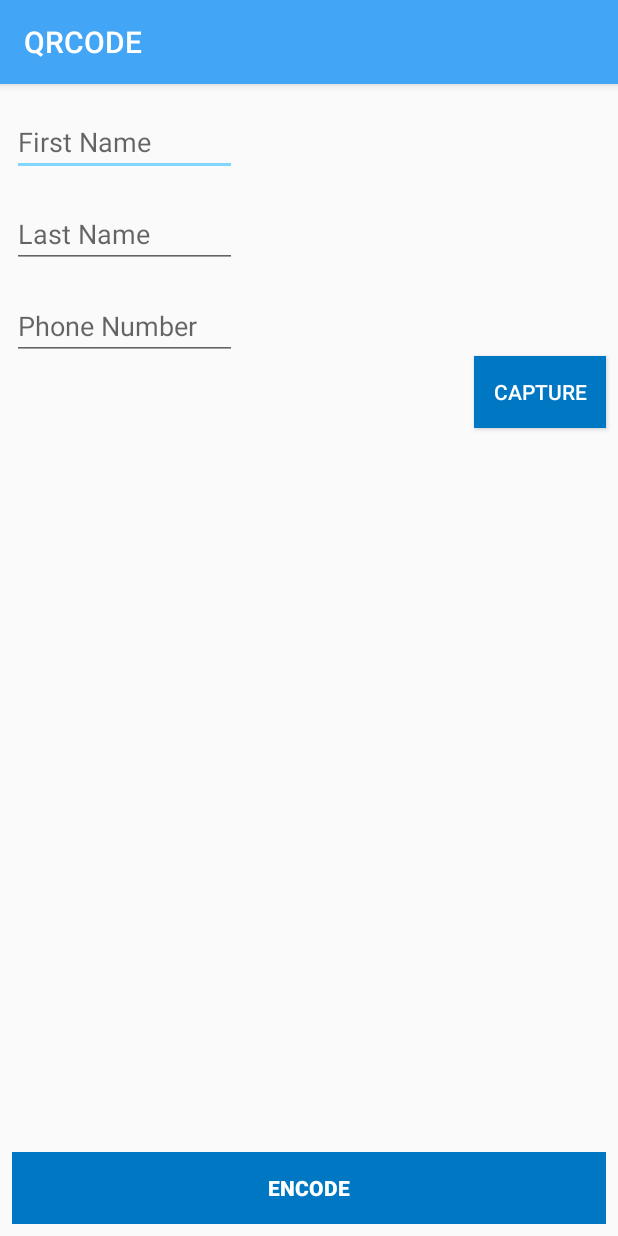
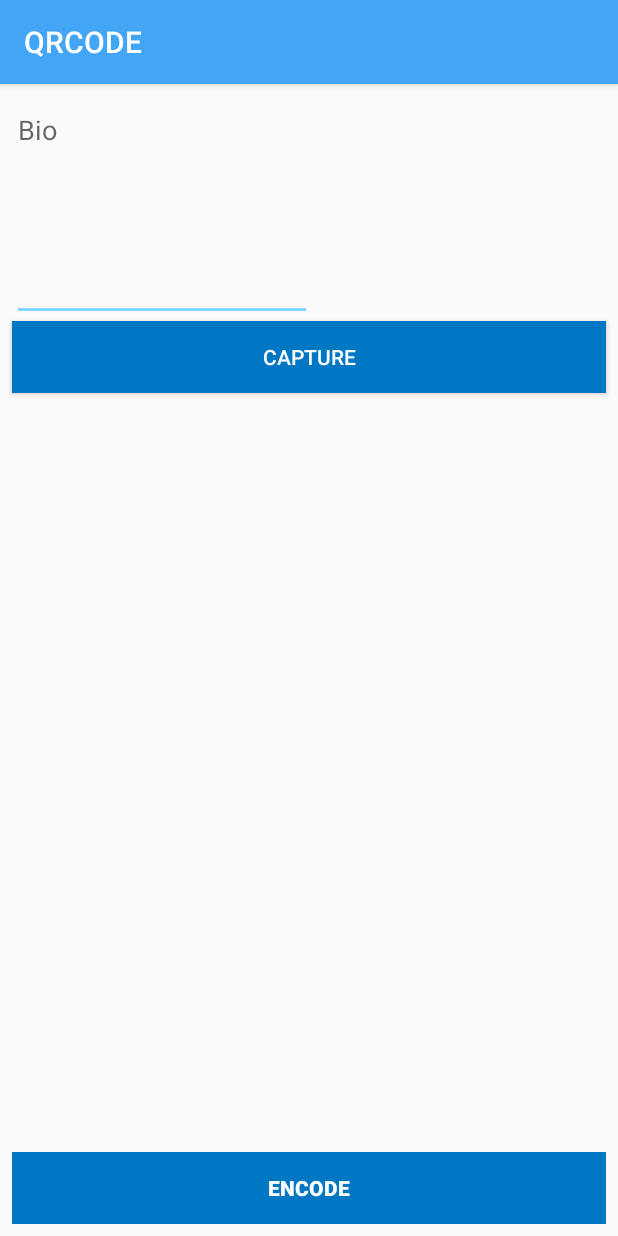
Before and after one commit to sfxdoluwasegun/seamfix-android-barcode-capture-demo-migration, an Android app: the EncodeActivity screen opened directly, with no data from a screen before it, on a phone screen of 412 x 824 dp. Run offline under Robolectric (Android 15) with nearby library versions, the phone set to English and light mode, and no system bars; libraries missing offline, so code that uses them is left out: com.google.firebase.ml, net.glxn.qrgen; 1 statement that could not run was skipped.

Commit message:
- Minor fixes #DSC-310

```diff
--- a/Seamcode/app/src/main/java/com/seamfix/qrcode/DecodeActivity.kt
+++ b/Seamcode/app/src/main/java/com/seamfix/qrcode/DecodeActivity.kt
@@ -37,7 +37,7 @@ class DecodeActivity : AppCompatActivity() {
 
     override fun onCreate(savedInstanceState: Bundle?) {
         super.onCreate(savedInstanceState)
-        setContentView(R.layout.activity_camera)
+        setContentView(R.layout.activity_decode)
 
         // Obtain instance of Camera, and set it's LifeCycle owner i.e When the DecodeActivity, is destroyed, the Camera is also destroyed
         val camera = findViewById<CameraView>(R.id.camera)
--- a/Seamcode/app/src/main/java/com/seamfix/qrcode/EncodeActivity.kt
+++ b/Seamcode/app/src/main/java/com/seamfix/qrcode/EncodeActivity.kt
@@ -10,7 +10,6 @@ import android.provider.MediaStore
 import androidx.core.content.FileProvider
 import androidx.appcompat.app.AppCompatActivity
 import android.util.Log
-import android.view.View
 import android.widget.*
 import com.google.android.gms.tasks.Tasks
 import com.google.firebase.ml.vision.FirebaseVision
@@ -38,25 +37,21 @@ class EncodeActivity : AppCompatActivity() {
         setContentView(R.layout.activity_encode)
 
         capturedImageImageView = findViewById(R.id.image)
+        val bioEditTextView = findViewById<EditText>(R.id.bio_editText)
         val qrCodeImageView = findViewById<ImageView>(R.id.qrcode_bitmap)
-        val captureTextview = findViewById<TextView>(R.id.capture_button)
+        val captureTextView = findViewById<TextView>(R.id.capture_button)
         val encodeButton = findViewById<Button>(R.id.encode_button)
 
-        captureTextview.setOnClickListener {
+        captureTextView.setOnClickListener {
             captureFace()
         }
 
         encodeButton.setOnClickListener {
 
             // Get Users Credentials
-            val viewCount = parent_layout.childCount
             val listOfCredentials = mutableListOf<String>()
-            for (position in 0..viewCount) {
-                val view = parent_layout.getChildAt(position)
-                if (view is EditText) {
-                    listOfCredentials.add(view.text.toString())
-                }
-            }
+            val bioData = bioEditTextView.text.toString().split(Regex.fromLiteral("\n"))
+            listOfCredentials.addAll(bioData)
 
             // Convert Bitmap to Bas64
             listOfCredentials.add(compressedCapturedImage.toBase64(100))
@@ -72,7 +67,7 @@ class EncodeActivity : AppCompatActivity() {
 
             qrCodeImageView.setImageBitmap(qrCode)
 
-            qrCode.addPhotoToGallery(this, firstname_editText.text.toString())
+            qrCode.addPhotoToGallery(this, bio_editText.text.toString())
 
             Toast.makeText(this, "QR CODE SAVED", Toast.LENGTH_LONG).show()
 
@@ -106,7 +101,7 @@ class EncodeActivity : AppCompatActivity() {
     private fun detectFace(capturedImage: Bitmap) {
 
         // Show progress bar and disable encode button
-        progressBar.visibility = View.VISIBLE
+        capture_button.text = "PROCESSING"
         encode_button.isEnabled = false
 
         /* Run a Face detection operation on the fireBaseVisionImage, the compress, crop and resize the detected Face*/
@@ -122,7 +117,7 @@ class EncodeActivity : AppCompatActivity() {
 
                 // Hide progress bar, enable encode button and set compressedCapturedImage on the Image view
                 runOnUiThread {
-                    progressBar.visibility = View.INVISIBLE
+                    encode_button.text = "CAPTURE"
                     encode_button.isEnabled = true
                     capturedImageImageView.setImageBitmap(compressedCapturedImage)
                 }
--- a/Seamcode/app/src/main/java/com/seamfix/qrcode/ResultActivity.kt
+++ b/Seamcode/app/src/main/java/com/seamfix/qrcode/ResultActivity.kt
@@ -15,7 +15,7 @@ import com.seamfix.qrcode.callbacks.FaceMatchCallback
 import com.seamfix.qrcode.rest.FaceMatchClient
 import com.seamfix.qrcode.rest.FaceMatchService
 import com.seamfix.seamcode.R
-import kotlinx.android.synthetic.main.activity_decoded.*
+import kotlinx.android.synthetic.main.activity_result.*
 import retrofit2.Call
 import retrofit2.Callback
 import java.io.File
@@ -24,7 +24,6 @@ class ResultActivity : AppCompatActivity() {
 
     companion object {
         private const val CAMERA_REQUEST_CODE = 100
-        private const val FACE_MATCH_ENGINE_API_URL = "http://logs.seamfix.com:9293/pred_client/imagepred"
         private const val FACE_MATCH_ENGINE_API_KEY =
             "MOPTihS-DQkfDCNjMCzBM50QgZNC5giTU9apdw1Wr1kGWAm_Q43OzXn31NN5vHCHuR67hWwO3WRrRihxAr-V6w"
     }
@@ -38,7 +37,7 @@ class ResultActivity : AppCompatActivity() {
 
     override fun onCreate(savedInstanceState: Bundle?) {
         super.onCreate(savedInstanceState)
-        setContentView(R.layout.activity_decoded)
+        setContentView(R.layout.activity_result)
 
         val rawValue = intent.getStringExtra("value")
         val rawValues = rawValue.split(" ")
--- a/Seamcode/app/src/main/res/layout/activity_encode.xml
+++ b/Seamcode/app/src/main/res/layout/activity_encode.xml
@@ -8,58 +8,33 @@
                                                    android:id="@+id/parent_layout">
 
     <EditText
-        android:id="@+id/firstname_editText"
-        android:layout_width="150dp"
-        android:layout_height="wrap_content"
+            android:id="@+id/bio_editText"
+            android:layout_width="200dp"
+            android:layout_height="150dp"
             android:layout_marginStart="8dp"
-        android:layout_marginTop="16dp"
+            android:layout_marginTop="8dp"
             android:ems="10"
-        android:hint="First Name"
-        android:inputType="textPersonName"
+            android:hint="Bio"
+            android:gravity="top"
+            android:inputType="textMultiLine"
             app:layout_constraintStart_toStartOf="parent"
-        app:layout_constraintTop_toTopOf="parent" />
-
-    <EditText
-        android:id="@+id/lastname_editText"
-        android:layout_width="150dp"
-        android:layout_height="wrap_content"
-        android:layout_marginStart="8dp"
-        android:layout_marginTop="16dp"
-        android:ems="10"
-        android:hint="Last Name"
-        android:inputType="textPersonName"
-        app:layout_constraintStart_toStartOf="parent"
-        app:layout_constraintTop_toBottomOf="@+id/firstname_editText" />
-
-    <EditText
-        android:id="@+id/phone_editText"
-        android:layout_width="150dp"
-        android:layout_height="wrap_content"
-        android:layout_marginStart="8dp"
-        android:layout_marginTop="16dp"
-        android:ems="10"
-        android:hint="Phone Number"
-        android:inputType="phone"
-        app:layout_constraintStart_toStartOf="parent"
-        app:layout_constraintTop_toBottomOf="@+id/lastname_editText" />
+            app:layout_constraintTop_toTopOf="parent"/>
 
     <ImageView
             android:id="@+id/image"
             android:layout_width="0dp"
             android:layout_height="0dp"
-        android:layout_marginStart="8dp"
             android:layout_marginTop="8dp"
             android:layout_marginEnd="8dp"
             android:layout_marginBottom="8dp"
             android:adjustViewBounds="false"
             android:scaleType="centerCrop"
-        app:layout_constraintBottom_toBottomOf="@+id/phone_editText"
+            app:layout_constraintBottom_toBottomOf="@+id/bio_editText"
             app:layout_constraintEnd_toEndOf="parent"
-        app:layout_constraintHorizontal_bias="1.0"
-        app:layout_constraintStart_toEndOf="@+id/lastname_editText"
             app:layout_constraintTop_toTopOf="parent"
             app:layout_constraintVertical_bias="1.0"
-        tools:alpha="0.2" />
+            tools:alpha="0.2" app:layout_constraintStart_toEndOf="@+id/bio_editText"
+            android:layout_marginStart="8dp"/>
 
     <Button
         android:id="@+id/encode_button"
@@ -79,15 +54,16 @@
 
     <Button
             android:id="@+id/capture_button"
-            android:layout_width="wrap_content"
+            android:layout_width="0dp"
             android:layout_height="wrap_content"
-            android:layout_marginTop="5dp"
+            android:layout_marginTop="8dp"
             android:background="@color/colorPrimaryDark"
             android:gravity="center"
             android:text="Capture"
             android:textColor="@color/colorWhite"
             app:layout_constraintEnd_toEndOf="@+id/image"
-            app:layout_constraintTop_toBottomOf="@+id/image"/>
+            app:layout_constraintTop_toBottomOf="@+id/image" android:layout_marginStart="8dp"
+            app:layout_constraintStart_toStartOf="parent"/>
 
     <ImageView
         android:id="@+id/qrcode_bitmap"
@@ -102,18 +78,4 @@
         app:layout_constraintStart_toStartOf="parent"
         app:layout_constraintTop_toBottomOf="@+id/capture_button" />
 
-    <ProgressBar
-        android:id="@+id/progressBar"
-        style="?android:attr/progressBarStyle"
-        android:layout_width="wrap_content"
-        android:layout_height="wrap_content"
-        android:layout_marginStart="8dp"
-        android:layout_marginTop="16dp"
-        android:layout_marginEnd="8dp"
-        android:layout_marginBottom="8dp"
-        android:visibility="invisible"
-        app:layout_constraintBottom_toTopOf="@+id/capture_button"
-        app:layout_constraintEnd_toEndOf="parent"
-        app:layout_constraintStart_toEndOf="@+id/lastname_editText"
-        app:layout_constraintTop_toTopOf="@+id/image" />
 </androidx.constraintlayout.widget.ConstraintLayout>
--- a/Seamcode/app/src/main/res/layout/activity_decoded.xml
+++ b/Seamcode/app/src/main/res/layout/activity_result.xml
@@ -74,7 +74,6 @@
         android:layout_marginStart="8dp"
         android:layout_marginTop="8dp"
         android:layout_marginEnd="8dp"
-        android:text="TextView"
         app:layout_constraintEnd_toStartOf="@+id/preview"
         app:layout_constraintStart_toStartOf="parent"
         app:layout_constraintTop_toBottomOf="@+id/phonenumber_textview" />
```
Also changed, not shown: Seamcode/app/src/main/res/layout/activity_decode.xml (renamed from Seamcode/app/src/main/res/layout/activity_camera.xml). Lines whose indentation alone changed are shown as unchanged.
